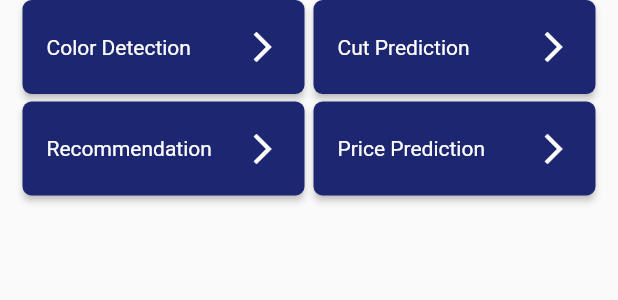
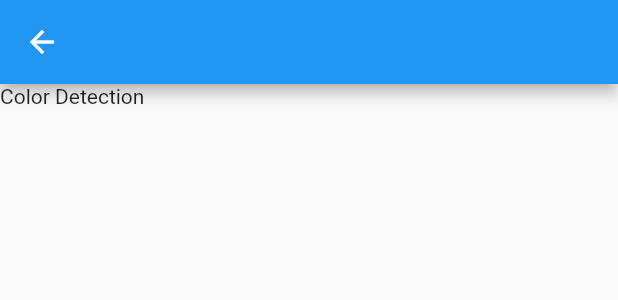
Before and after one commit to NuvinduSenarathne/Gemo_Mobile, a Flutter app: the DashboardGrid widget shown alone on an empty page, opened directly, after a tap on "Color Detection", on a phone screen of 412 x 824 dp. Shown: the top 300 px of the screen. Run offline on Flutter 3.47's test engine with Material 2 defaults, Android fonts, the phone set to English and light mode, and no system bars; our stand-ins replace carousel_slider, cloud_firestore, firebase_auth, firebase_core, quickalert, shared_preferences; accounts and stored records are empty.

Commit message:
Page Navigation : Done

```diff
--- /dev/null
+++ b/lib/screens/colorDetection.dart
@@ -0,0 +1,15 @@
+import 'package:flutter/material.dart';
+
+class ColorDetection extends StatelessWidget {
+  const ColorDetection({super.key});
+
+  @override
+  Widget build(BuildContext context) {
+        return Scaffold(
+      appBar: AppBar(),
+      body: Container(
+        child: const Text('Color Detection'),
+      ),
+    );
+  }
+}
--- a/lib/widgets/DashboardGrid.dart
+++ b/lib/widgets/DashboardGrid.dart
@@ -2,10 +2,14 @@ import 'package:flutter/material.dart';
 import 'package:gemo_app/constants/colors.dart';
 
 
+
 class DashboardGrid extends StatelessWidget {
-  const DashboardGrid({super.key});
+   DashboardGrid({super.key});
 
   final List<String> categories = const ['Color Detection', 'Cut Prediction', 'Recommendation', 'Price Prediction'];
+  final List<String> myRoute = [
+      "/colorDetection","/cutPrediction","/recommendation","/pricePrediction",
+    ];
 
   @override
   Widget build(BuildContext context) {
@@ -15,7 +19,10 @@ class DashboardGrid extends StatelessWidget {
         physics: const ScrollPhysics(),
         itemBuilder: (context, index) {
           return ElevatedButton(
-            onPressed: () {},
+            onPressed: () {
+              print('Clicked ' + categories[index] + " " + myRoute[index]);
+               Navigator.of(context, rootNavigator: true).pushNamed(myRoute[index]);
+            },
             style: ElevatedButton.styleFrom(
               backgroundColor: AppColors.dashboardGridButtonColor,
               shape: RoundedRectangleBorder(
```
Also changed, not shown: lib/main.dart (+12 -1 lines), lib/screens/cutPrediction.dart (added, +15 -0 lines), lib/screens/pricePrediction.dart (added, +15 -0 lines), lib/screens/recommendation.dart (added, +15 -0 lines).
